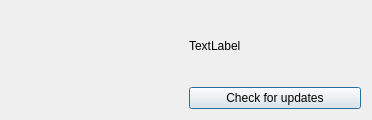
Qt form Example/example.ui (kassol/QSimpleUpdater) before a commit.
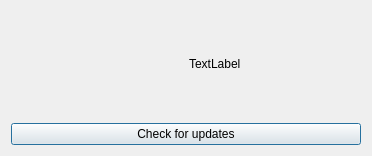
The same form after that commit. Icons and pictures are not drawn.

```diff
--- a/Example/example.ui
+++ b/Example/example.ui
@@ -7,14 +7,16 @@
     <x>0</x>
     <y>0</y>
     <width>372</width>
-    <height>120</height>
+    <height>156</height>
    </rect>
   </property>
   <property name="windowTitle">
    <string>QSimpleUpdater Example</string>
   </property>
-  <layout class="QGridLayout" name="gridLayout">
-   <item row="0" column="0" rowspan="2">
+  <layout class="QVBoxLayout" name="verticalLayout">
+   <item>
+    <layout class="QHBoxLayout" name="horizontalLayout">
+     <item>
     <widget class="QLabel" name="versionLabel">
      <property name="text">
       <string/>
@@ -24,17 +26,19 @@
      </property>
     </widget>
    </item>
-   <item row="1" column="2">
-    <widget class="QPushButton" name="updatesButton">
-     <property name="text">
-      <string>Check for updates</string>
-     </property>
-    </widget>
-   </item>
-   <item row="0" column="2">
+     <item>
     <widget class="QLabel" name="label">
      <property name="text">
       <string>TextLabel</string>
+       </property>
+      </widget>
+     </item>
+    </layout>
+   </item>
+   <item>
+    <widget class="QPushButton" name="updatesButton">
+     <property name="text">
+      <string>Check for updates</string>
      </property>
     </widget>
    </item>
```
Lines whose indentation alone changed are shown as unchanged.
